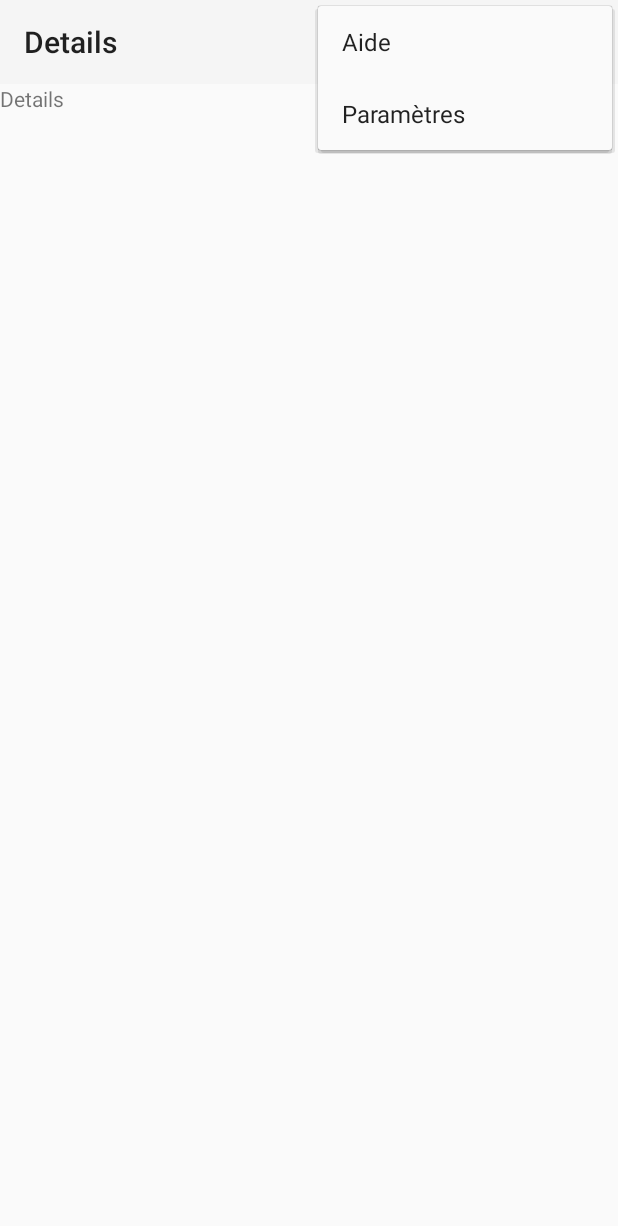
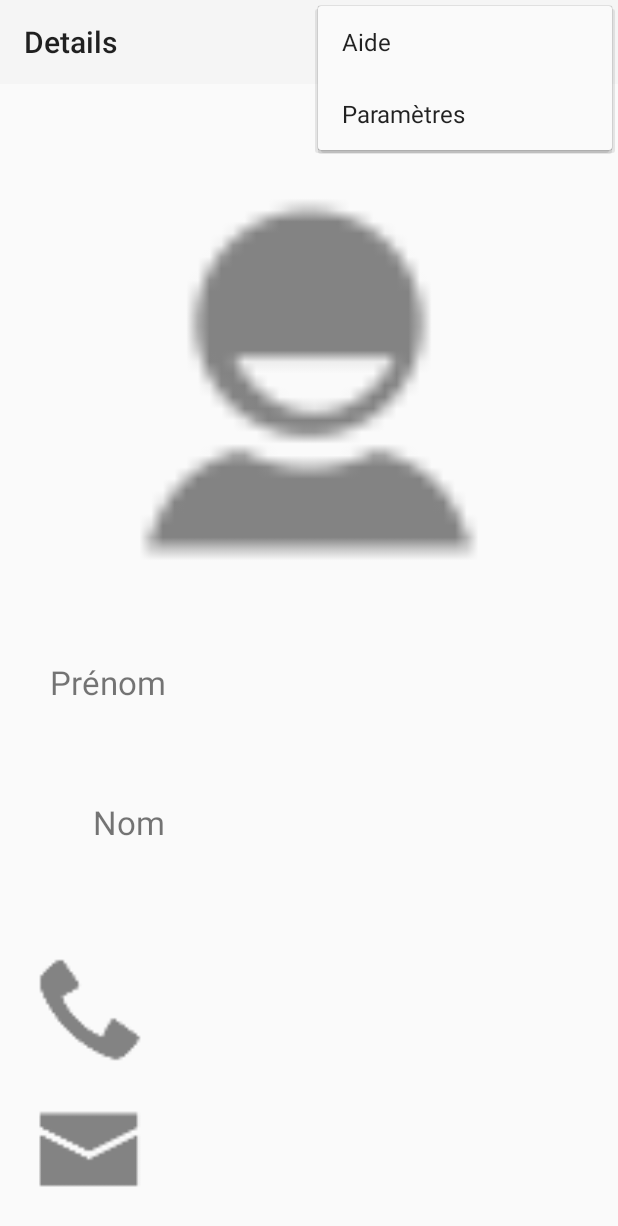
Before and after one commit to akraxx/Contacts, an Android app: the ContactDetailFragment screen opened directly, with no data from a screen before it, with the options menu open, on a phone screen of 412 x 824 dp. Shown: the top 1226 px of the screen. Run offline under Robolectric (Android 15) with nearby library versions, the phone set to English and light mode, and no system bars; our stand-ins replace ButterKnife, Dagger/Hilt's generated code; 2 statements that could not run were skipped.

Commit message:
feat: use header for my profile

```diff
--- a/app/src/main/AndroidManifest.xml
+++ b/app/src/main/AndroidManifest.xml
@@ -4,7 +4,7 @@
 
     <application
         android:allowBackup="true"
-        android:icon="@drawable/ic_launcher"
+        android:icon="@drawable/ic_profile_max"
         android:label="@string/app_name"
         android:theme="@style/AppTheme"
         android:name=".ContactApplication" >
--- a/app/src/main/java/fr/rizomm/contacts/BaseFragment.java
+++ b/app/src/main/java/fr/rizomm/contacts/BaseFragment.java
@@ -31,10 +31,11 @@ public abstract class BaseFragment extends Fragment implements InjectableResourc
         final View view = inflater.inflate(getContentView(), container, false);
         ButterKnife.inject(this, view);
 
-        return onViewInflated(view, container, savedInstanceState);
+        return onViewInflated(view, inflater, container, savedInstanceState);
     }
 
     public abstract View onViewInflated(View view,
+                                        LayoutInflater inflater,
                                         @Nullable ViewGroup container,
                                         @Nullable Bundle savedInstanceState);
 
--- a/app/src/main/java/fr/rizomm/contacts/ui/fragments/ContactDetailFragment.java
+++ b/app/src/main/java/fr/rizomm/contacts/ui/fragments/ContactDetailFragment.java
@@ -2,6 +2,7 @@ package fr.rizomm.contacts.ui.fragments;
 
 import android.os.Bundle;
 import android.support.annotation.Nullable;
+import android.view.LayoutInflater;
 import android.view.View;
 import android.view.ViewGroup;
 import android.widget.TextView;
@@ -48,7 +49,7 @@ public class ContactDetailFragment extends BaseFragment {
     }
 
     @Override
-    public View onViewInflated(View view, @Nullable ViewGroup container, @Nullable Bundle savedInstanceState) {
+    public View onViewInflated(View view, LayoutInflater inflater, @Nullable ViewGroup container, @Nullable Bundle savedInstanceState) {
 
         if(mContact != null) {
             firstNameTextView.setText(mContact.getFirstName());
--- a/app/src/main/java/fr/rizomm/contacts/ui/fragments/ContactListFragment.java
+++ b/app/src/main/java/fr/rizomm/contacts/ui/fragments/ContactListFragment.java
@@ -3,6 +3,7 @@ package fr.rizomm.contacts.ui.fragments;
 import android.content.Intent;
 import android.os.Bundle;
 import android.support.annotation.Nullable;
+import android.view.LayoutInflater;
 import android.view.View;
 import android.view.ViewGroup;
 import android.widget.AdapterView;
@@ -38,7 +39,7 @@ public class ContactListFragment extends TitledFragment implements ContactListen
     }
 
     @Override
-    public View onViewInflated(View view, @Nullable ViewGroup container, @Nullable Bundle savedInstanceState) {
+    public View onViewInflated(View view, LayoutInflater inflater, @Nullable ViewGroup container, @Nullable Bundle savedInstanceState) {
         contactListView.setAdapter(adaptater);
 
         return view;
--- a/app/src/main/java/fr/rizomm/contacts/ui/fragments/HelloFragment.java
+++ b/app/src/main/java/fr/rizomm/contacts/ui/fragments/HelloFragment.java
@@ -2,6 +2,7 @@ package fr.rizomm.contacts.ui.fragments;
 
 import android.os.Bundle;
 import android.support.annotation.Nullable;
+import android.view.LayoutInflater;
 import android.view.View;
 import android.view.ViewGroup;
 
@@ -13,7 +14,7 @@ import fr.rizomm.contacts.TitledFragment;
  */
 public class HelloFragment extends TitledFragment {
     @Override
-    public View onViewInflated(View view, @Nullable ViewGroup container, @Nullable Bundle savedInstanceState) {
+    public View onViewInflated(View view, LayoutInflater inflater, @Nullable ViewGroup container, @Nullable Bundle savedInstanceState) {
         return view;
     }
 
--- a/app/src/main/java/fr/rizomm/contacts/ui/fragments/HomeFragment.java
+++ b/app/src/main/java/fr/rizomm/contacts/ui/fragments/HomeFragment.java
@@ -5,6 +5,7 @@ import android.os.Bundle;
 import android.support.annotation.Nullable;
 import android.support.v4.app.Fragment;
 import android.support.v4.view.ViewPager;
+import android.view.LayoutInflater;
 import android.view.View;
 import android.view.ViewGroup;
 
@@ -33,7 +34,7 @@ public class HomeFragment extends BaseFragment implements ContactListener {
     private ContactListFragment contactListFragment;
 
     @Override
-    public View onViewInflated(View view, @Nullable ViewGroup container, @Nullable Bundle savedInstanceState) {
+    public View onViewInflated(View view, LayoutInflater inflater, @Nullable ViewGroup container, @Nullable Bundle savedInstanceState) {
 
         List<TitledFragment> tabs = new ArrayList<>();
 
--- a/app/src/main/res/layout/fragment_contact_detail.xml
+++ b/app/src/main/res/layout/fragment_contact_detail.xml
@@ -1,43 +1,101 @@
 <LinearLayout xmlns:android="http://schemas.android.com/apk/res/android"
     android:layout_width="match_parent"
     android:layout_height="match_parent"
-    android:orientation="vertical">
+    android:orientation="vertical"
+    android:padding="10dp"
+    android:layout_weight="10">
 
-    <TextView
-        android:text="Details"
-        android:layout_width="wrap_content"
-        android:layout_height="wrap_content" />
+    <ImageView
+        android:src="@drawable/ic_profile"
+        android:layout_width="match_parent"
+        android:layout_height="0dp"
+        android:layout_weight="4"/>
 
     <LinearLayout
-        android:layout_width="wrap_content"
-        android:layout_height="wrap_content"
-        android:layout_gravity="center_horizontal"
-        android:layout_margin="20dp"
-        android:orientation="vertical">
+        android:layout_width="match_parent"
+        android:layout_height="0dp"
+        android:layout_weight="1"
+        android:orientation="horizontal">
 
         <TextView
+            android:layout_width="100dp"
+            android:layout_height="match_parent"
+            android:textSize="22sp"
+            android:gravity="right"
+            android:text="Prénom"
+            android:id="@+id/firstname_textview_label" />
+
+        <TextView
+            android:paddingLeft="20dp"
             android:layout_width="wrap_content"
-            android:layout_height="wrap_content"
+            android:layout_height="match_parent"
             android:textSize="22sp"
             android:textStyle="bold"
             android:id="@+id/firstname_textview_details" />
+    </LinearLayout>
+
+    <LinearLayout
+        android:layout_width="match_parent"
+        android:layout_height="0dp"
+        android:layout_weight="1"
+        android:orientation="horizontal">
+
         <TextView
+            android:layout_width="100dp"
+            android:layout_height="match_parent"
+            android:textSize="22sp"
+            android:gravity="right"
+            android:text="Nom"
+            android:id="@+id/lastname_textview_label" />
+
+        <TextView
+            android:paddingLeft="20dp"
             android:layout_width="wrap_content"
-            android:layout_height="wrap_content"
-            android:layout_marginLeft="5dp"
+            android:layout_height="match_parent"
             android:textSize="22sp"
+            android:textStyle="bold"
             android:id="@+id/lastname_textview_details" />
+    </LinearLayout>
+
+    <LinearLayout
+        android:layout_width="match_parent"
+        android:layout_height="0dp"
+        android:layout_weight="1"
+        android:orientation="horizontal">
+
+        <ImageView
+            android:layout_width="100dp"
+            android:layout_height="match_parent"
+            android:textSize="22sp"
+            android:src="@drawable/ic_phone" />
+
         <TextView
+            android:paddingLeft="20dp"
             android:layout_width="wrap_content"
-            android:layout_height="wrap_content"
-            android:layout_marginLeft="5dp"
+            android:layout_height="match_parent"
             android:textSize="22sp"
-            android:id="@+id/mail_textview_details" />
-        <TextView
-            android:layout_width="wrap_content"
-            android:layout_height="wrap_content"
-            android:layout_marginLeft="5dp"
-            android:textSize="22sp"
+            android:textStyle="bold"
             android:id="@+id/phone_textview_details" />
     </LinearLayout>
+
+    <LinearLayout
+        android:layout_width="match_parent"
+        android:layout_height="0dp"
+        android:layout_weight="1"
+        android:orientation="horizontal">
+
+        <ImageView
+            android:layout_width="100dp"
+            android:layout_height="match_parent"
+            android:textSize="22sp"
+            android:src="@drawable/ic_mail" />
+
+        <TextView
+            android:paddingLeft="20dp"
+            android:layout_width="wrap_content"
+            android:layout_height="match_parent"
+            android:textSize="22sp"
+            android:textStyle="bold"
+            android:id="@+id/mail_textview_details" />
+    </LinearLayout>
 </LinearLayout>
```
Also changed, not shown: app/src/main/java/fr/rizomm/contacts/ui/fragments/DrawerFragment.java (+6 -10 lines), app/src/main/res/layout/fragment_drawer.xml (+0 -31 lines), app/src/main/res/layout/profile_header.xml (added, +32 -0 lines), app/src/main/ic_profile_max-web.png (added), app/src/main/res/drawable-hdpi/ic_profile.png (added), app/src/main/res/drawable-hdpi/ic_profile_max.png (added), app/src/main/res/drawable-mdpi/ic_profile.png (added), app/src/main/res/drawable-mdpi/ic_profile_max.png (added), app/src/main/res/drawable-xhdpi/ic_profile.png (added), app/src/main/res/drawable-xhdpi/ic_profile_max.png (added), app/src/main/res/drawable-xxhdpi/ic_profile.png (added), app/src/main/res/drawable-xxhdpi/ic_profile_max.png (added).
